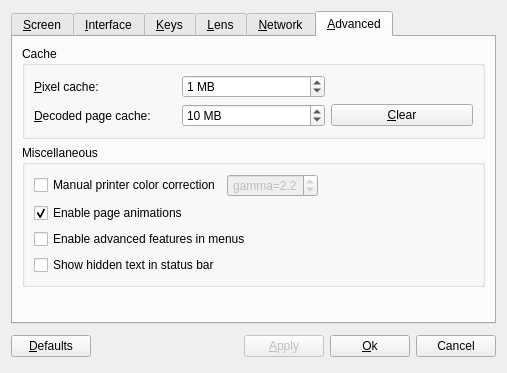
Old version of the form src/qdjviewprefsdialog.ui in the repository barak/djview4.
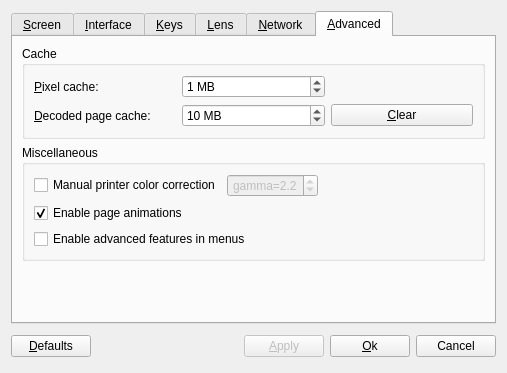
New version of the form. The open tabs and pages were chosen to show the change. Custom widgets are drawn as their Qt base class.

Commit message: Removed optional text display in status bar

Diff of the .ui file:
```diff
--- a/src/qdjviewprefsdialog.ui
+++ b/src/qdjviewprefsdialog.ui
@@ -1119,13 +1119,6 @@
             </property>
            </widget>
           </item>
-          <item>
-           <widget class="QCheckBox" name="textLabelCheckBox">
-            <property name="text">
-             <string>Show hidden text in status bar</string>
-            </property>
-           </widget>
-          </item>
          </layout>
         </widget>
        </item>
```
Left out of the diff: 1 changed line with no effect on the pictures. The commit also changes 4 other files.
